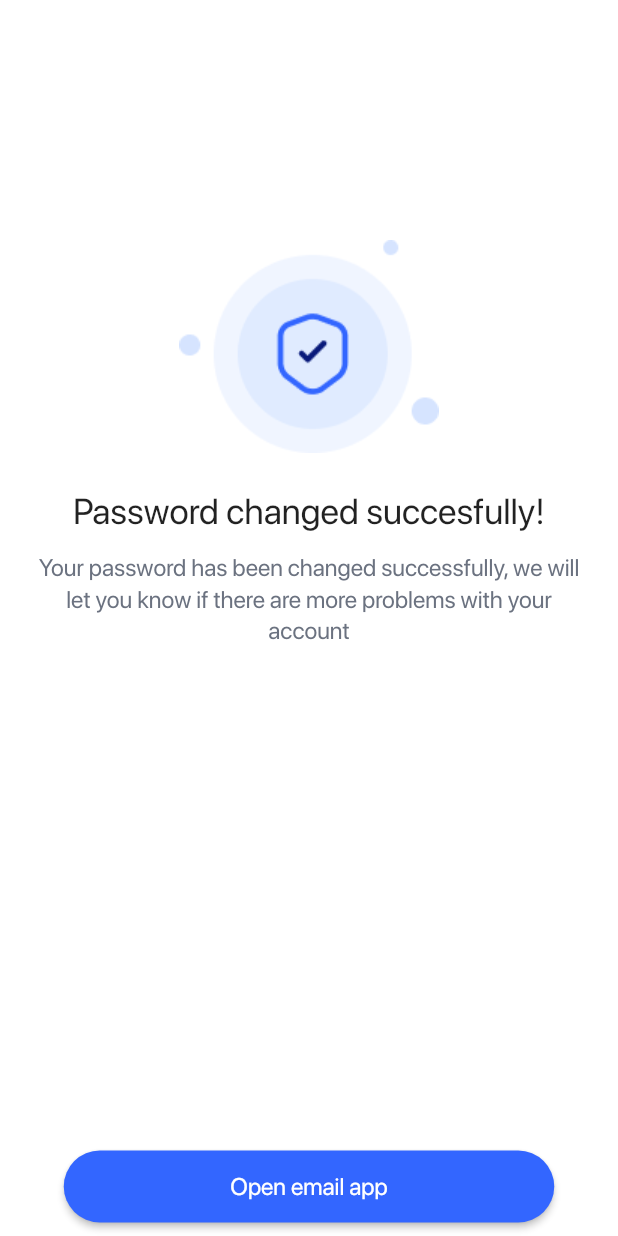
After one commit to AhmedAwadNosir/Jobsque---Job-Finder-App, a Flutter app: the PasswordResetSuccessfullyView screen opened by its route, on a phone screen of 412 x 824 dp. The commit adds this screen. Run offline on Flutter 3.47's test engine with Material 2 defaults, Android fonts, the phone set to English and light mode, and no system bars; our stand-ins replace iconsax, smooth_page_indicator.

Commit message:
create forgot password feature ui

```diff
--- a/lib/Core/Utils/app_images.dart
+++ b/lib/Core/Utils/app_images.dart
@@ -32,4 +32,8 @@ abstract class AppImages {
   static const String argantina = "lib/Core/Utils/assets/images/argentina.png";
   static const String successaccount =
       "lib/Core/Utils/assets/images/Successcreatin.png";
+  static const String checkEmail =
+      "lib/Core/Utils/assets/images/EmailIlustration.png";
+  static const String passowrdresetsuccessfullly =
+      "lib/Core/Utils/assets/images/PasswordSuccesfullyIlustration.png";
 }
--- a/lib/Features/Authentication/Create_Account/Widgets/job_tittle_view_body.dart
+++ b/lib/Features/Authentication/Create_Account/Widgets/job_tittle_view_body.dart
@@ -24,6 +24,7 @@ class JobTittleViewBody extends StatelessWidget {
                 height: 20,
               ),
               PageInitialinfo(
+                spacebetween: 12,
                 pagegole: "What type of work are you interested in?",
                 pagegoledefination:
                     "Tell us what you’re interested in so we can customise the app for your needs.",
--- a/lib/Features/Authentication/Create_Account/Widgets/register_view_body.dart
+++ b/lib/Features/Authentication/Create_Account/Widgets/register_view_body.dart
@@ -148,8 +148,8 @@ class _RegisterViewBodyState extends State<RegisterViewBody> {
                     return null;
                   },
                 ),
-                const SizedBox(
-                  height: 105,
+               Container(
+                  constraints: const BoxConstraints(minHeight: 105),
                 ),
                 UserInstractions(
                   userDestenation: "Login",
--- a/lib/Features/Authentication/Sign_Up/Widgets/sign_in_view_body.dart
+++ b/lib/Features/Authentication/Sign_Up/Widgets/sign_in_view_body.dart
@@ -104,8 +104,8 @@ class _SignInViewBodyState extends State<SignInViewBody> {
                   height: 20,
                 ),
                 const CustomAuthBasicOperation(),
-                const SizedBox(
-                  height: 173,
+                Container(
+                  constraints: const BoxConstraints(minHeight: 173),
                 ),
                 UserInstractions(
                   userDestenation: "Register",
@@ -146,7 +146,7 @@ class _SignInViewBodyState extends State<SignInViewBody> {
                   site1OnTap: () {},
                   site2OnTap: () {},
                 ),
-                  const SizedBox(
+                const SizedBox(
                   height: 9,
                 )
               ],
--- a/lib/Features/Authentication/Widgets/custom_auth_basic_operation.dart
+++ b/lib/Features/Authentication/Widgets/custom_auth_basic_operation.dart
@@ -1,4 +1,6 @@
+
 import 'package:flutter/material.dart';
+import 'package:jobsque_jobfinder/Features/forgot%20_password/views/forgot_password_view.dart';
 import '../../../Core/Utils/app_colors.dart';
 import '../../../Core/Utils/app_fonts_styles.dart';
 
@@ -45,7 +47,9 @@ class _CustomAuthBasicOperationState extends State<CustomAuthBasicOperation> {
         ),
         const Spacer(),
         GestureDetector(
-          onTap: () {},
+          onTap: () {
+            Navigator.pushNamed(context, ForgotPasswordView.id);
+          },
           child: Text(
             "Forgot Password?",
             style: AppFontsStyles.textstyle14
--- a/lib/Features/Authentication/Widgets/page_initail_info.dart
+++ b/lib/Features/Authentication/Widgets/page_initail_info.dart
@@ -9,18 +9,20 @@ class PageInitialinfo extends StatelessWidget {
     super.key,
     required this.pagegole,
     required this.pagegoledefination,
-    this.pagegoleStyle, this.textAlign,
+    this.pagegoleStyle,
+    this.textAlign,  this.spacebetween,
   });
   final String pagegole;
   final String pagegoledefination;
   final TextStyle? pagegoleStyle;
   final TextAlign? textAlign;
+  final double? spacebetween;
   @override
   Widget build(BuildContext context) {
     return Column(crossAxisAlignment: CrossAxisAlignment.stretch, children: [
       Text(
         pagegole,
-        textAlign: textAlign??TextAlign.start,
+        textAlign: textAlign ?? TextAlign.start,
         style: pagegoleStyle ??
             AppFontsStyles.textstyle28.copyWith(
               fontFamily: textFamilyMedium,
@@ -28,12 +30,12 @@ class PageInitialinfo extends StatelessWidget {
               color: AppColors.appNeutralColors900,
             ),
       ),
-      const SizedBox(
-        height: 8,
+       SizedBox(
+        height: spacebetween??8,
       ),
       Text(
         pagegoledefination,
-        textAlign:textAlign?? TextAlign.start,
+        textAlign: textAlign ?? TextAlign.start,
         style: AppFontsStyles.textstyle16.copyWith(
           height: 1.3,
           color: AppColors.appNeutralColors500,
--- /dev/null
+++ b/lib/Features/forgot _password/Widgets/password_reset_successfully_view_body.dart
@@ -0,0 +1,40 @@
+import 'package:flutter/material.dart';
+import 'package:jobsque_jobfinder/Core/Utils/app_fonts_styles.dart';
+import 'package:jobsque_jobfinder/Core/Utils/app_images.dart';
+import 'package:jobsque_jobfinder/Features/Authentication/Widgets/page_initail_info.dart';
+import 'package:jobsque_jobfinder/Features/Onboarding/Views/Widgets/custom_button.dart';
+
+class PasswordResetSuccessfullyViewBody extends StatelessWidget {
+  const PasswordResetSuccessfullyViewBody({super.key});
+
+  @override
+  Widget build(BuildContext context) {
+    return Padding(
+      padding: const EdgeInsets.symmetric(horizontal: 24),
+      child: Column(
+        children: [
+          const SizedBox(
+            height: 160,
+          ),
+          Image.asset(AppImages.passowrdresetsuccessfullly),
+          const SizedBox(
+            height: 24,
+          ),
+          const PageInitialinfo(
+            spacebetween: 12,
+            pagegoleStyle: AppFontsStyles.textstyle24,
+            pagegole: "Password changed succesfully!",
+            pagegoledefination:
+                "Your password has been changed successfully, we will let you know if there are more problems with your account",
+            textAlign: TextAlign.center,
+          ),
+          const Spacer(),
+          CustomButton(onPressed: () {}, buttonName: "Open email app"),
+          const SizedBox(
+            height: 9,
+          ),
+        ],
+      ),
+    );
+  }
+}
--- /dev/null
+++ b/lib/Features/forgot _password/views/password_reset_successfully_view.dart
@@ -0,0 +1,14 @@
+import 'package:flutter/material.dart';
+
+import '../Widgets/password_reset_successfully_view_body.dart';
+
+class PasswordResetSuccessfullyView extends StatelessWidget {
+  const PasswordResetSuccessfullyView({super.key});
+  static const id = "passowrd resset";
+  @override
+  Widget build(BuildContext context) {
+    return const Scaffold(
+      body: SafeArea(child: PasswordResetSuccessfullyViewBody()),
+    );
+  }
+}
```
Also changed, not shown: lib/Features/Authentication/Create_Account/Widgets/work_location_view_body.dart (+10 -2 lines), lib/Features/forgot _password/Widgets/check_emial_view_body.dart (added, +46 -0 lines), lib/Features/forgot _password/Widgets/forgot_password_view_body.dart (added, +114 -0 lines), lib/Features/forgot _password/Widgets/reset_password_view_body.dart (added, +157 -0 lines), lib/Features/forgot _password/views/check_emial_view.dart (added, +13 -0 lines), lib/Features/forgot _password/views/forgot_password_view.dart (added, +14 -0 lines), lib/Features/forgot _password/views/reset_password_view.dart (added, +14 -0 lines), lib/main.dart (+9 -1 lines), lib/Core/Utils/assets/images/EmailIlustration.png (added), lib/Core/Utils/assets/images/EmailIlustration.svg (added), lib/Core/Utils/assets/images/PasswordSuccesfullyIlustration.png (added).
